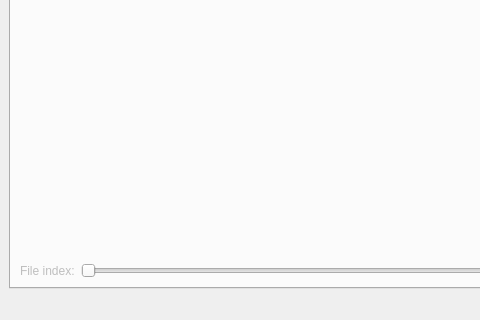
neutronimaging/python_notebooks, file notebooks/ui/ui_wave_front_dynamics.ui: the form before one commit; both pictures show x 0 to 480 and y 518 to 838 of the 1097 by 838 pixel window.
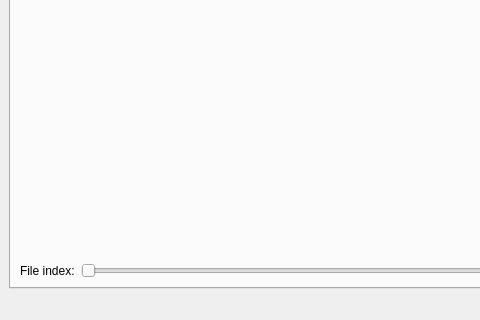
The form after the commit. The open tabs and pages were chosen to show the change.

Commit message: changed slider event to value changed. this refs #32

What changed in the file:
```diff
--- a/notebooks/ui/ui_wave_front_dynamics.ui
+++ b/notebooks/ui/ui_wave_front_dynamics.ui
@@ -231,7 +231,7 @@
           <item>
            <widget class="QLabel" name="edge_calculation_file_index_label">
             <property name="enabled">
-             <bool>false</bool>
+             <bool>true</bool>
             </property>
             <property name="text">
              <string>File index:</string>
```
Left out of the diff: 6 changed lines with no effect on the pictures. The commit also changes 2 other files.
